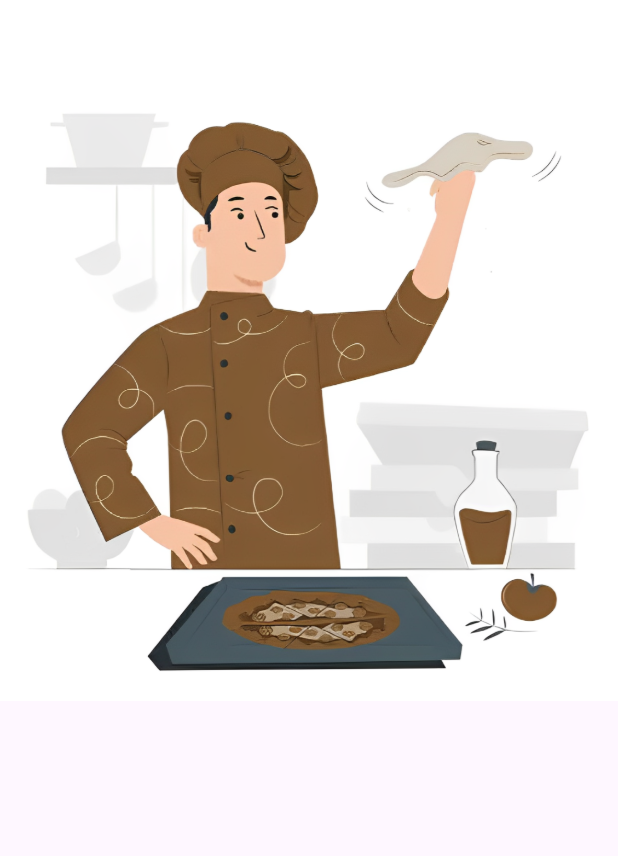
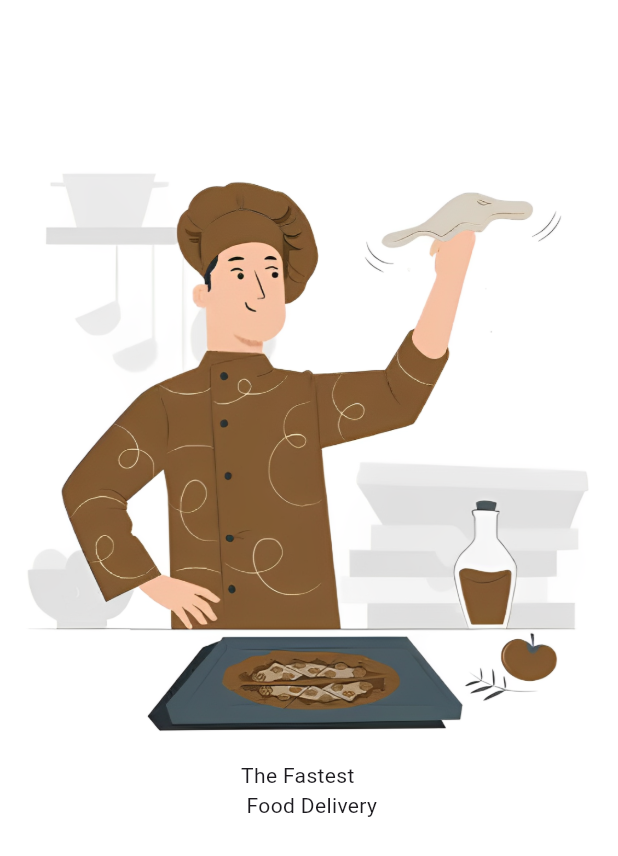
Before and after one commit to kavinduabc/Flutter-e-commerce-one, a Flutter app: the screen it shows after launch, on a phone screen of 412 x 824 dp. Shown: the top 856 px of the screen. Run offline on Flutter 3.47's test engine with Material 3 defaults, Android fonts, the light colour scheme and no system bars.

Commit message:
create the folder for services

```diff
--- a/lib/main.dart
+++ b/lib/main.dart
@@ -13,22 +13,9 @@ class MyApp extends StatelessWidget {
   Widget build(BuildContext context) {
     return MaterialApp(
       title: 'Flutter Demo',
+      debugShowCheckedModeBanner: false,
       theme: ThemeData(
-        // This is the theme of your application.
-        //
-        // TRY THIS: Try running your application with "flutter run". You'll see
-        // the application has a purple toolbar. Then, without quitting the app,
-        // try changing the seedColor in the colorScheme below to Colors.green
-        // and then invoke "hot reload" (save your changes or press the "hot
-        // reload" button in a Flutter-supported IDE, or press "r" if you used
-        // the command line to start the app).
-        //
-        // Notice that the counter didn't reset back to zero; the application
-        // state is not lost during the reload. To reset the state, use hot
-        // restart instead.
-        //
-        // This works for code too, not just values: Most code changes can be
-        // tested with just a hot reload.
+
         colorScheme: ColorScheme.fromSeed(seedColor: Colors.deepPurple),
       ),
       home:Onboarding(),
--- a/lib/pages/onbaording.dart
+++ b/lib/pages/onbaording.dart
@@ -12,11 +12,15 @@ class _OnboardingState extends State<Onboarding>{
    @override
    Widget build(BuildContext context){
     return Scaffold(
+      backgroundColor: Colors.white,
       body: Container(
+        margin:EdgeInsets.only(top: 40.0) ,
         child: Column(
           children: [
             Image.asset("images/onboard.png"),
+            Text("The Fastest \n Food Delivery"),
           ],
+
         ),
       ),
     );
```
Also changed, not shown: lib/service/widget_support.dart (added).
